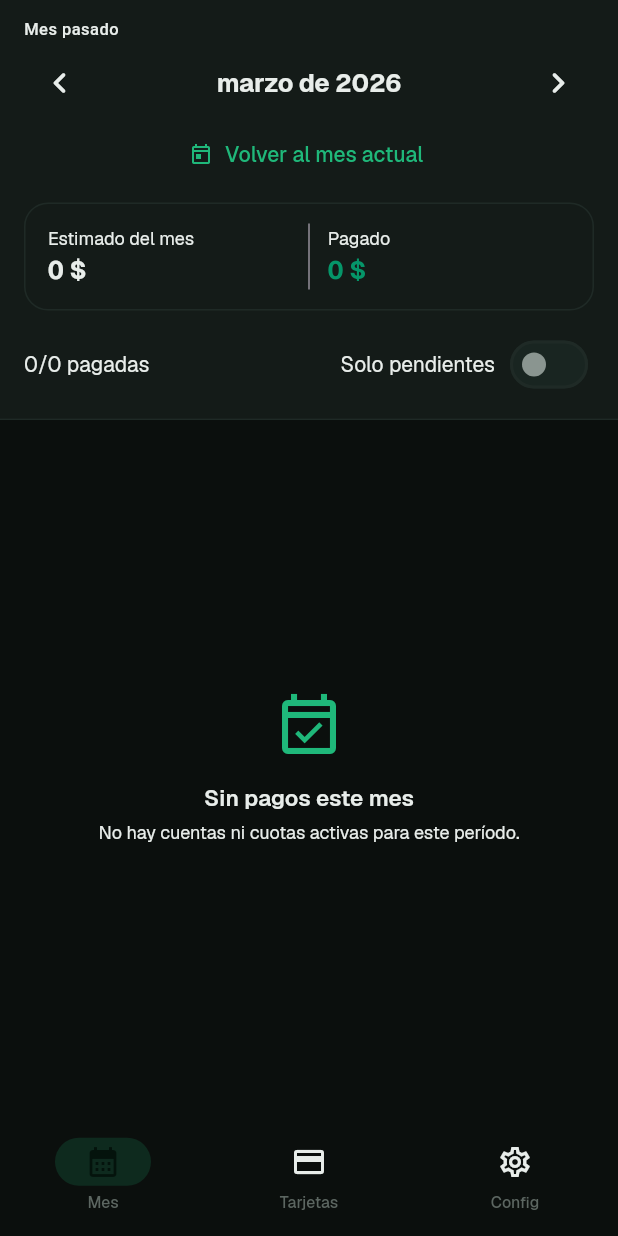
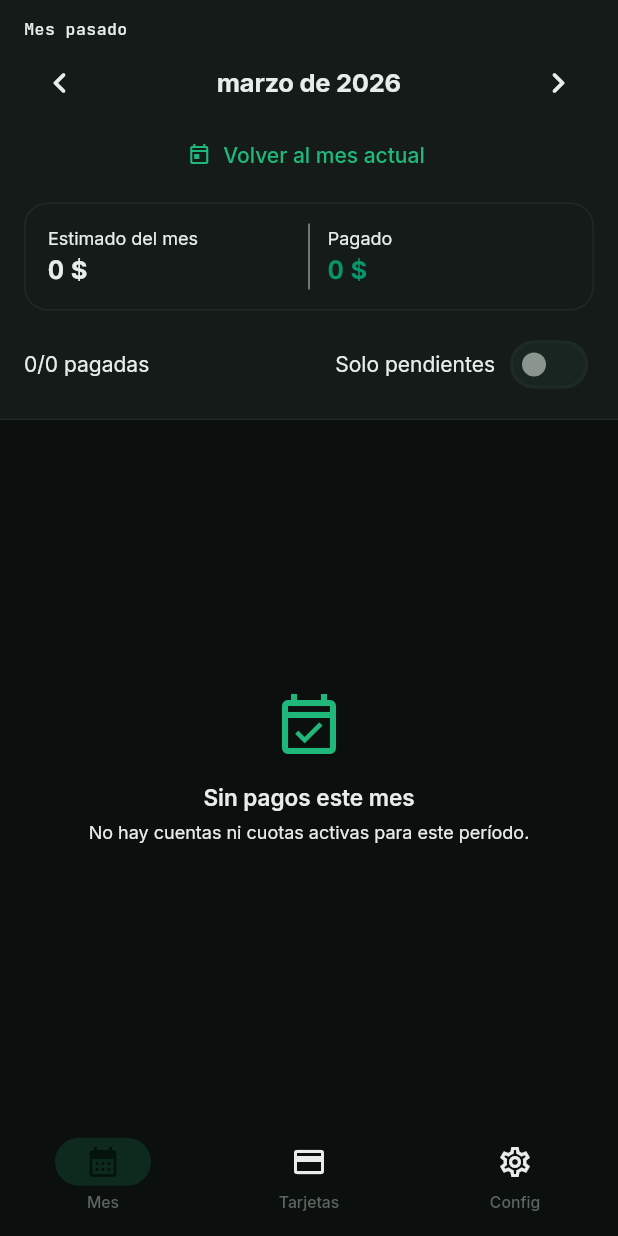
Before and after one commit to xvirs/Finanzapp, a Flutter app: the screen it shows once a user with an empty profile is signed in, after a tap on the "chevron left" icon, on a phone screen of 412 x 824 dp. Run offline on Flutter 3.47's test engine with Material 3 defaults, Android fonts, the phone set to English and light mode, and no system bars; our stand-ins replace equatable, flutter_bloc, flutter_local_notifications, flutter_svg, flutter_timezone, freezed_annotation and 8 more; accounts and stored records are empty; Roboto replaces fonts that are missing (Geist Mono).

Commit message:
fix(theme): fallback a Inter + JetBrains Mono mientras Geist no esté en google_fonts
google_fonts 6.x todavía no incluye Geist en su catálogo runtime, así
que GoogleFonts.getFont('Geist', ...) tira la excepción
"No font family by name 'Geist' was found." al iniciar la app.

El handoff ya tenía documentado el fallback en AGENTS.md:
"Tipografías: cargá Geist + Geist Mono (Google Fonts). Si no podés,
fallback a Inter + JetBrains Mono."

Aplico el fallback:
  - tokens.dart: FzType.sans = 'Inter' (era 'Geist'), FzType.mono =
    'JetBrainsMono' (era 'GeistMono'). Comentario explicando que se
    revierte cuando Geist entre al catálogo de google_fonts.
  - theme.dart: GoogleFonts.getFont('Geist', ...) → GoogleFonts.inter(...).
    GoogleFonts.getFont('Geist Mono', ...) → GoogleFonts.jetBrainsMono(...).
    GoogleFonts.getTextTheme('Geist') → GoogleFonts.interTextTheme().
  - login_screen.dart: mismo reemplazo en los TextStyles inline.

Visualmente Inter es muy cercano a Geist (ambas son sans humanistas
diseñadas para UI con tracking similar). JetBrains Mono cumple el rol
de Geist Mono. El usuario probablemente no note la diferencia salvo
que ponga las dos fuentes lado a lado.

flutter analyze limpio. flutter build apk OK.

Co-Authored-By: Claude Opus 4.7 (1M context) <noreply@anthropic.com>

```diff
--- a/lib/design/theme.dart
+++ b/lib/design/theme.dart
@@ -1,10 +1,9 @@
 // lib/design/theme.dart
 //
 // ThemeData completo construído sobre los tokens de tokens.dart.
-// Las fuentes Geist y Geist Mono se cargan via google_fonts (CDN
-// runtime). En 6.x del paquete no hay métodos estáticos para Geist
-// porque se agregaron recientemente al catálogo, así que usamos el
-// loader genérico getFont / getTextTheme.
+// Tipografía: Inter (sans) y JetBrains Mono (mono) — fallbacks
+// documentados en handoff/AGENTS.md mientras Geist/Geist Mono no estén
+// en el catálogo de google_fonts.
 
 import 'package:flutter/material.dart';
 import 'package:google_fonts/google_fonts.dart';
@@ -51,13 +50,11 @@ class FzTheme {
         fillColor: FzColors.card,
         contentPadding:
             const EdgeInsets.symmetric(horizontal: 14, vertical: 12),
-        hintStyle: GoogleFonts.getFont(
-          'Geist',
+        hintStyle: GoogleFonts.inter(
           color: FzColors.textMute,
           fontSize: 14,
         ),
-        labelStyle: GoogleFonts.getFont(
-          'Geist Mono',
+        labelStyle: GoogleFonts.jetBrainsMono(
           fontSize: 11,
           fontWeight: FontWeight.w500,
           letterSpacing: 0.66,
@@ -84,8 +81,7 @@ class FzTheme {
           shape: RoundedRectangleBorder(
             borderRadius: BorderRadius.circular(FzRadius.lg),
           ),
-          textStyle: GoogleFonts.getFont(
-            'Geist',
+          textStyle: GoogleFonts.inter(
             fontSize: 14.5,
             fontWeight: FontWeight.w600,
           ),
@@ -100,8 +96,7 @@ class FzTheme {
           shape: RoundedRectangleBorder(
             borderRadius: BorderRadius.circular(FzRadius.lg),
           ),
-          textStyle: GoogleFonts.getFont(
-            'Geist',
+          textStyle: GoogleFonts.inter(
             fontSize: 14.5,
             fontWeight: FontWeight.w600,
           ),
@@ -116,8 +111,7 @@ class FzTheme {
           shape: RoundedRectangleBorder(
             borderRadius: BorderRadius.circular(FzRadius.lg),
           ),
-          textStyle: GoogleFonts.getFont(
-            'Geist',
+          textStyle: GoogleFonts.inter(
             fontSize: 13.5,
             fontWeight: FontWeight.w500,
           ),
@@ -126,10 +120,7 @@ class FzTheme {
       textButtonTheme: TextButtonThemeData(
         style: TextButton.styleFrom(
           foregroundColor: FzColors.primary,
-          textStyle: GoogleFonts.getFont(
-            'Geist',
-            fontWeight: FontWeight.w500,
-          ),
+          textStyle: GoogleFonts.inter(fontWeight: FontWeight.w500),
         ),
       ),
       bottomNavigationBarTheme: const BottomNavigationBarThemeData(
@@ -144,8 +135,7 @@ class FzTheme {
         backgroundColor: FzColors.bg,
         indicatorColor: FzColors.primarySoft,
         labelTextStyle: WidgetStatePropertyAll(
-          GoogleFonts.getFont(
-            'Geist',
+          GoogleFonts.inter(
             fontSize: 10.5,
             fontWeight: FontWeight.w500,
             color: FzColors.textMute,
@@ -194,14 +184,13 @@ class FzTheme {
   }
 
   static TextTheme _textTheme(Color text, Color dim, Color mute) {
-    final sans = GoogleFonts.getTextTheme('Geist').apply(
+    final sans = GoogleFonts.interTextTheme().apply(
       bodyColor: text,
       displayColor: text,
     );
 
     TextStyle s(double size, FontWeight w, {double letter = 0, Color? color}) {
-      return GoogleFonts.getFont(
-        'Geist',
+      return GoogleFonts.inter(
         fontSize: size,
         fontWeight: w,
         letterSpacing: letter,
@@ -210,8 +199,7 @@ class FzTheme {
     }
 
     TextStyle m(double size, FontWeight w, {double letter = 0, Color? color}) {
-      return GoogleFonts.getFont(
-        'Geist Mono',
+      return GoogleFonts.jetBrainsMono(
         fontSize: size,
         fontWeight: w,
         letterSpacing: letter,
--- a/lib/design/tokens.dart
+++ b/lib/design/tokens.dart
@@ -89,9 +89,14 @@ class FzRadius {
 }
 
 /// Tipografía — familias y feature settings.
+///
+/// El handoff usa Geist y Geist Mono. Como google_fonts todavía no las
+/// tiene en su catálogo, usamos los fallbacks documentados en AGENTS.md:
+/// Inter (sans) y JetBrains Mono (mono). Cuando google_fonts agregue
+/// Geist, basta con cambiar acá los strings.
 class FzType {
-  static const sans = 'Geist';
-  static const mono = 'GeistMono';
+  static const sans = 'Inter';
+  static const mono = 'JetBrainsMono';
   static const tabularNums = [FontFeature.tabularFigures()];
 }
 
--- a/lib/features/auth/presentation/login_screen.dart
+++ b/lib/features/auth/presentation/login_screen.dart
@@ -105,9 +105,7 @@ class _LoginScreenState extends State<LoginScreen> {
                           Text(
                             'Finanzapp',
                             textAlign: TextAlign.center,
-                            style: GoogleFonts.getFont(
-                              'Geist',
-                              fontSize: 30,
+                            style: GoogleFonts.inter(fontSize: 30,
                               fontWeight: FontWeight.w600,
                               letterSpacing: -0.75,
                               color: FzColors.text,
@@ -118,9 +116,7 @@ class _LoginScreenState extends State<LoginScreen> {
                           Text(
                             'Tus pagos del mes, ordenados.',
                             textAlign: TextAlign.center,
-                            style: GoogleFonts.getFont(
-                              'Geist',
-                              fontSize: 14,
+                            style: GoogleFonts.inter(fontSize: 14,
                               color: FzColors.textDim,
                               height: 1.5,
                             ),
@@ -150,9 +146,7 @@ class _LoginScreenState extends State<LoginScreen> {
                           Text(
                             'v2.0 · finanzapp.app',
                             textAlign: TextAlign.center,
-                            style: GoogleFonts.getFont(
-                              'Geist Mono',
-                              fontSize: 11.5,
+                            style: GoogleFonts.jetBrainsMono(fontSize: 11.5,
                               letterSpacing: 0.46,
                               color: FzColors.textMute,
                             ),
@@ -246,9 +240,7 @@ class _GoogleButton extends StatelessWidget {
                 const SizedBox(width: 10),
                 Text(
                   'Continuar con Google',
-                  style: GoogleFonts.getFont(
-                    'Geist',
-                    fontSize: 14.5,
+                  style: GoogleFonts.inter(fontSize: 14.5,
                     fontWeight: FontWeight.w500,
                     color: const Color(0xFF1F1F1F),
                   ),
@@ -275,9 +267,7 @@ class _OrDivider extends StatelessWidget {
           padding: const EdgeInsets.symmetric(horizontal: 10),
           child: Text(
             'O POR EMAIL',
-            style: GoogleFonts.getFont(
-              'Geist Mono',
-              fontSize: 11,
+            style: GoogleFonts.jetBrainsMono(fontSize: 11,
               letterSpacing: 1.1,
               color: FzColors.textMute,
             ),
@@ -313,16 +303,12 @@ class _EmailInput extends StatelessWidget {
             keyboardType: TextInputType.emailAddress,
             autocorrect: false,
             enableSuggestions: false,
-            style: GoogleFonts.getFont(
-              'Geist',
-              fontSize: 14,
+            style: GoogleFonts.inter(fontSize: 14,
               color: FzColors.text,
             ),
             decoration: InputDecoration(
               hintText: 'tu@email.com',
-              hintStyle: GoogleFonts.getFont(
-                'Geist',
-                fontSize: 14,
+              hintStyle: GoogleFonts.inter(fontSize: 14,
                 color: FzColors.textMute,
               ),
               border: InputBorder.none,
@@ -345,9 +331,7 @@ class _EmailInput extends StatelessWidget {
             color: FzColors.bg,
             child: Text(
               'EMAIL',
-              style: GoogleFonts.getFont(
-                'Geist Mono',
-                fontSize: 10.5,
+              style: GoogleFonts.jetBrainsMono(fontSize: 10.5,
                 letterSpacing: 0.53,
                 color: FzColors.textMute,
               ),
@@ -391,9 +375,7 @@ class _PrimaryCta extends StatelessWidget {
                 children: [
                   Text(
                     'Enviarme el link',
-                    style: GoogleFonts.getFont(
-                      'Geist',
-                      fontSize: 14.5,
+                    style: GoogleFonts.inter(fontSize: 14.5,
                       fontWeight: FontWeight.w600,
                       color: FzColors.primaryInk,
                       letterSpacing: -0.07,
```
Also changed, not shown: .claude/settings.local.json.
